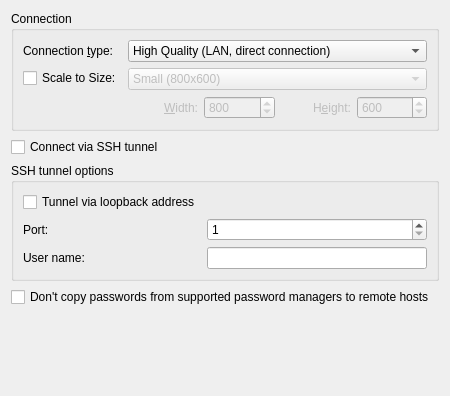
First picture: the form in vnc/vncpreferences.ui, repository KDE/krdc, before the edit.
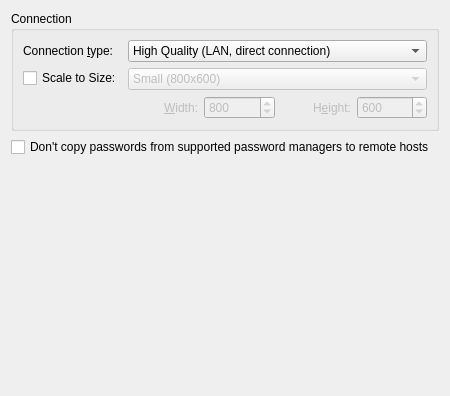
Second picture: the form after the edit. Custom widgets are drawn as their Qt base class.

Commit message:
Add option to connect via RDP through SSH tunnel
Move SSH related code from VNC plugin to krdccore library and use it in
RDP plugin.

Diff of the .ui file:
```diff
--- a/vnc/vncpreferences.ui
+++ b/vnc/vncpreferences.ui
@@ -199,57 +199,11 @@
     </widget>
    </item>
    <item>
-    <widget class="QCheckBox" name="use_ssh_tunnel">
-     <property name="text">
-      <string>Connect via SSH tunnel</string>
+    <layout class="QHBoxLayout" name="sshTunnelLayout">
+     <property name="spacing">
+      <number>0</number>
      </property>
-    </widget>
-   </item>
-   <item>
-    <widget class="QGroupBox" name="ssh_groupBox">
-     <property name="title">
-      <string>SSH tunnel options</string>
-     </property>
-     <layout class="QFormLayout" name="formLayout_2">
-      <item row="0" column="0">
-       <widget class="QCheckBox" name="use_loopback">
-        <property name="text">
-         <string>Tunnel via loopback address</string>
-        </property>
-       </widget>
-      </item>
-      <item row="1" column="0">
-       <widget class="QLabel" name="label">
-        <property name="text">
-         <string>Port:</string>
-        </property>
-        <property name="buddy">
-         <cstring>ssh_tunnel_port</cstring>
-        </property>
-       </widget>
-      </item>
-      <item row="1" column="1">
-       <widget class="QSpinBox" name="ssh_tunnel_port">
-        <property name="minimum">
-         <number>1</number>
-        </property>
-        <property name="maximum">
-         <number>65535</number>
-        </property>
-       </widget>
-      </item>
-      <item row="3" column="0">
-       <widget class="QLabel" name="label_2">
-        <property name="text">
-         <string>User name:</string>
-        </property>
-       </widget>
-      </item>
-      <item row="3" column="1">
-       <widget class="QLineEdit" name="ssh_tunnel_user_name"/>
-      </item>
-     </layout>
-    </widget>
+    </layout>
    </item>
    <item>
     <widget class="QCheckBox" name="dont_copy_passwords">
```
The commit also changes 22 other files.
